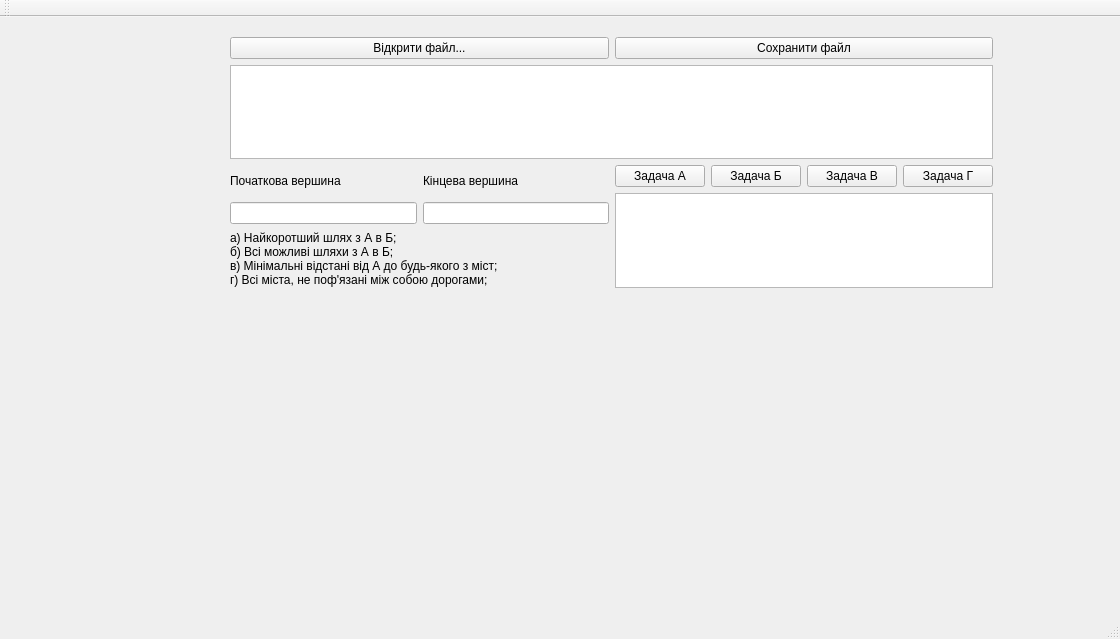
Old version of the form src/ApGKurs.ui in the repository Owl39/ApGKurs.
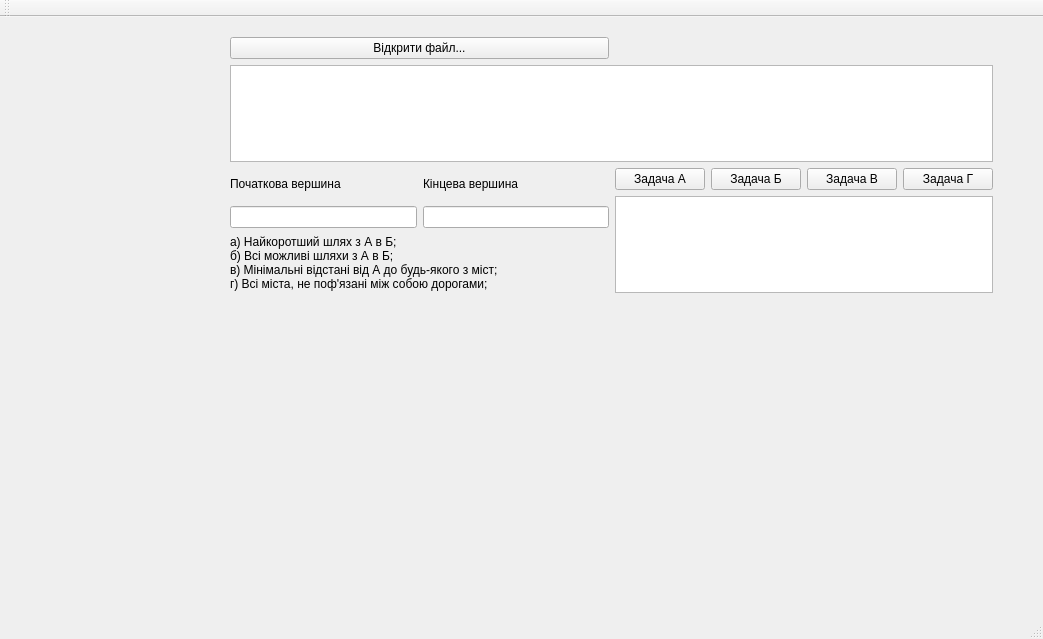
New version of the form.

Patch:
```diff
--- a/src/ApGKurs.ui
+++ b/src/ApGKurs.ui
@@ -6,7 +6,7 @@
    <rect>
     <x>0</x>
     <y>0</y>
-    <width>1120</width>
+    <width>1043</width>
     <height>639</height>
    </rect>
   </property>
@@ -20,7 +20,7 @@
       <x>220</x>
       <y>10</y>
       <width>783</width>
-      <height>271</height>
+      <height>276</height>
      </rect>
     </property>
     <layout class="QVBoxLayout" name="mainVerticalLayout">
@@ -47,15 +47,15 @@
            </property>
           </widget>
          </item>
-         <item row="0" column="1">
-          <widget class="QPushButton" name="pushButton">
-           <property name="text">
-            <string>Сохранити файл</string>
-           </property>
-          </widget>
-         </item>
          <item row="1" column="0" colspan="2">
-          <widget class="QTableWidget" name="tableWidget"/>
+          <widget class="QTableWidget" name="tableWidget">
+           <attribute name="horizontalHeaderMinimumSectionSize">
+            <number>24</number>
+           </attribute>
+           <attribute name="verticalHeaderDefaultSectionSize">
+            <number>24</number>
+           </attribute>
+          </widget>
          </item>
         </layout>
        </item>
@@ -65,6 +65,9 @@
       <layout class="QHBoxLayout" name="horizontalLayout_2">
        <item>
         <layout class="QVBoxLayout" name="verticalLayout">
+         <property name="rightMargin">
+          <number>0</number>
+         </property>
          <item>
           <layout class="QGridLayout" name="gridLayout_2">
            <item row="1" column="1">
```
Left out of the diff: 21 changed lines with no effect on the pictures.
